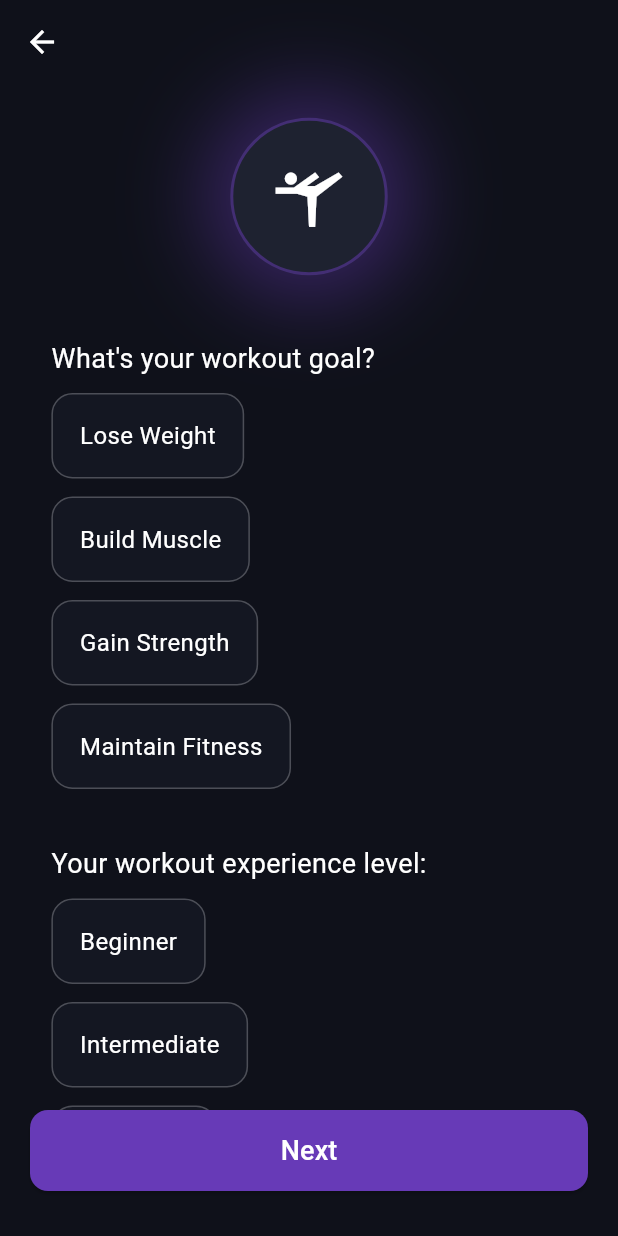
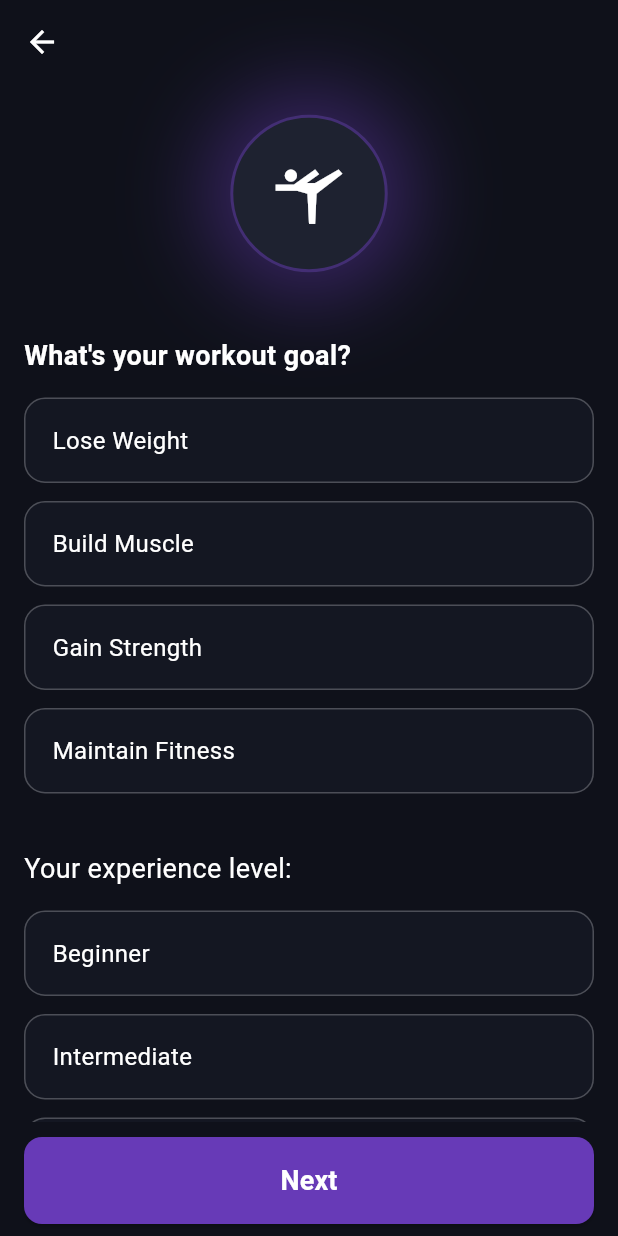
Before and after one commit to Marwan-Mohamed14/AI_Fittness_Trainer, a Flutter app: the WorkoutQuestionsScreen screen opened by its route, on a phone screen of 412 x 824 dp. Run offline on Flutter 3.47's test engine with Material 3 defaults, Android fonts, the phone set to English and light mode, and no system bars; our stand-ins replace fl_chart, flutter_dotenv, flutter_map, flutter_screenutil, geolocator, get and 4 more; accounts and stored records are empty.

Commit message:
Refactor WorkoutQuestionsScreen for responsiveness
Refactored the WorkoutQuestionsScreen to improve responsiveness and UI consistency across device orientations. Introduced a reusable animated icon widget, enhanced the selectable card UI with dynamic sizing and check icons, and streamlined layout logic for both portrait and landscape modes. Cleaned up unused imports and improved code readability.

```diff
--- a/lib/screens/UserDataPages/WorkoutQuestionsScreen.dart
+++ b/lib/screens/UserDataPages/WorkoutQuestionsScreen.dart
@@ -1,13 +1,9 @@
 import 'package:ai_personal_trainer/controllers/Profilecontroller.dart';
 import 'package:flutter/material.dart';
 import 'package:get/get.dart';
-import 'package:get/get_core/src/get_main.dart';
-import '../../models/onboarding_data.dart';
-import 'DietQuestionsScreen.dart';
 import '../../utils/responsive.dart';
 
 class WorkoutQuestionsScreen extends StatefulWidget {
-
   const WorkoutQuestionsScreen({super.key});
 
   @override
@@ -16,7 +12,6 @@ class WorkoutQuestionsScreen extends StatefulWidget {
 
 class _WorkoutQuestionsScreenState extends State<WorkoutQuestionsScreen>
     with SingleTickerProviderStateMixin {
-
   String? selectedGoal;
   String? selectedLevel;
   int? selectedDays;
@@ -27,6 +22,7 @@ class _WorkoutQuestionsScreenState extends State<WorkoutQuestionsScreen>
   late Animation<double> _scaleAnimation;
 
   final ProfileController profileController = Get.put(ProfileController());
+
   @override
   void initState() {
     super.initState();
@@ -51,83 +47,32 @@ class _WorkoutQuestionsScreenState extends State<WorkoutQuestionsScreen>
     super.dispose();
   }
 
-  Widget _buildSelectableCard(String label, bool isSelected, VoidCallback onTap) {
-    return GestureDetector(
-      onTap: onTap,
-      child: AnimatedContainer(
-        duration: const Duration(milliseconds: 250),
-        padding: const EdgeInsets.symmetric(vertical: 16, horizontal: 18),
-        margin: const EdgeInsets.only(bottom: 12),
-        decoration: BoxDecoration(
-          color: isSelected ? const Color(0xFF1A1F2E) : const Color(0xFF141722),
-          borderRadius: BorderRadius.circular(14),
-          border: Border.all(
-            color: isSelected ? Colors.deepPurple : Colors.white24,
-            width: isSelected ? 2 : 1,
-          ),
-        ),
-        child: Text(
-          label,
-          style: TextStyle(
-            color: isSelected ? Colors.deepPurple : Colors.white,
-            fontSize: 16,
-          ),
-        ),
-      ),
-    );
-  }
-
-  @override
-  Widget build(BuildContext context) {
-    final double screenPadding = Responsive.padding(context);
-    final double sectionFontSize = Responsive.fontSize(context, mobile: 12, tablet: 14, desktop: 16);
-    final double titleFontSize = Responsive.fontSize(context, mobile: 24, tablet: 26, desktop: 28);
-    final double buttonFontSize = Responsive.fontSize(context, mobile: 14, tablet: 16, desktop: 18);
-    final double iconSize = Responsive.fontSize(context, mobile: 20, tablet: 22, desktop: 24);
-    final double exerciseIconSize = Responsive.fontSize(context, mobile: 20, tablet: 22, desktop: 24);
-    final double boxPadding = Responsive.padding(context) / 2;
-    final double cardRadius = Responsive.fontSize(context, mobile: 12, tablet: 14, desktop: 16);
-    final double cardSpacing = Responsive.fontSize(context, mobile: 12, tablet: 14, desktop: 16);
-    final double smallSpacing = Responsive.fontSize(context, mobile: 6, tablet: 8, desktop: 10);
-    final double largeSpacing = Responsive.fontSize(context, mobile: 20, tablet: 24, desktop: 28);
-    final double iconCircleSize = Responsive.fontSize(context, mobile: 40, tablet: 44, desktop: 48);
-    final double tutorialFontSize = Responsive.fontSize(context, mobile: 10, tablet: 12, desktop: 14);
-
-    return Scaffold(
-      backgroundColor: const Color(0xFF0F111A),
-      appBar: AppBar(
-        backgroundColor: Colors.transparent,
-        elevation: 0,
-      ),
-      body: SafeArea(
-        child: Padding(
-          padding: const EdgeInsets.symmetric(horizontal: 20, vertical: 10),
-          child: Column(
-            children: [
-
-              AnimatedBuilder(
+  // Refactored Animated Icon to ensure consistency
+  Widget _buildAnimatedIcon(bool isLandscape) {
+    double sizeMultiplier = isLandscape ? 0.7 : 1.0;
+    return AnimatedBuilder(
       animation: _animController,
       builder: (context, child) {
         return Stack(
           alignment: Alignment.center,
           children: [
             Container(
-                        width: 130,
-                        height: 130,
+              width: 130 * sizeMultiplier,
+              height: 130 * sizeMultiplier,
               decoration: BoxDecoration(
                 shape: BoxShape.circle,
                 boxShadow: [
                   BoxShadow(
                     color: Colors.deepPurple.withOpacity(_fadeAnimation.value * 0.6),
-                              blurRadius: 50,
-                              spreadRadius: 3,
+                    blurRadius: 50 * sizeMultiplier,
+                    spreadRadius: 3 * sizeMultiplier,
                   ),
                 ],
               ),
             ),
             Container(
-                        width: 105,
-                        height: 105,
+              width: 105 * sizeMultiplier,
+              height: 105 * sizeMultiplier,
               decoration: BoxDecoration(
                 shape: BoxShape.circle,
                 color: const Color(0xFF1E2230),
@@ -138,8 +83,8 @@ class _WorkoutQuestionsScreenState extends State<WorkoutQuestionsScreen>
               ),
             ),
             Transform.scale(
-                        scale: _scaleAnimation.value,
-                        child: const Icon(
+              scale: _scaleAnimation.value * sizeMultiplier,
+              child: Icon(
                 Icons.sports_gymnastics,
                 size: 48,
                 color: Colors.white,
@@ -148,151 +93,181 @@ class _WorkoutQuestionsScreenState extends State<WorkoutQuestionsScreen>
           ],
         );
       },
+    );
+  }
+
+  Widget _buildSelectableCard(String label, bool isSelected, VoidCallback onTap) {
+    return GestureDetector(
+      onTap: onTap,
+      child: AnimatedContainer(
+        duration: const Duration(milliseconds: 250),
+        padding: EdgeInsets.symmetric(
+          vertical: Responsive.spacing(context, mobile: 16, tablet: 18, desktop: 20),
+          horizontal: Responsive.spacing(context, mobile: 18, tablet: 20, desktop: 22),
         ),
+        margin: EdgeInsets.only(
+          bottom: Responsive.spacing(context, mobile: 12, tablet: 14, desktop: 16),
+        ),
+        decoration: BoxDecoration(
+          color: isSelected ? const Color(0xFF1A1F2E) : const Color(0xFF141722),
+          borderRadius: BorderRadius.circular(
+            Responsive.borderRadius(context, mobile: 14, tablet: 16, desktop: 18),
+          ),
+          border: Border.all(
+            color: isSelected ? Colors.deepPurple : Colors.white24,
+            width: isSelected ? 2 : 1,
+          ),
+        ),
+        child: Row(
+          mainAxisAlignment: MainAxisAlignment.spaceBetween,
+          children: [
+            Text(
+              label,
+              style: TextStyle(
+                color: isSelected ? Colors.deepPurple : Colors.white,
+                fontSize: Responsive.fontSize(context, mobile: 16, tablet: 17, desktop: 18),
+              ),
+            ),
+            if (isSelected)
+              const Icon(Icons.check_circle, color: Colors.deepPurple, size: 20),
+          ],
+        ),
+      ),
+    );
+  }
 
-              const SizedBox(height: 30),
+  @override
+  Widget build(BuildContext context) {
+    return Scaffold(
+      backgroundColor: const Color(0xFF0F111A),
+      appBar: AppBar(
+        backgroundColor: Colors.transparent,
+        elevation: 0,
+        centerTitle: true,
+        // foregroundColor forces the back button and all items to white
+        foregroundColor: Colors.white,
+        iconTheme: const IconThemeData(color: Colors.white),
+      ),
+      body: SafeArea(
+        child: OrientationBuilder(
+          builder: (context, orientation) {
+            final isLandscape = orientation == Orientation.landscape;
+            final padding = Responsive.padding(context);
 
+            return Padding(
+              padding: EdgeInsets.symmetric(
+                horizontal: padding,
+                vertical: padding * 0.5,
+              ),
+              child: Column(
+                children: [
+                  // Portrait Icon
+                  if (!isLandscape) ...[
+                    _buildAnimatedIcon(false),
+                    SizedBox(height: Responsive.spacing(context, mobile: 30, tablet: 20)),
+                  ],
 
                   Expanded(
                     child: SingleChildScrollView(
                       physics: const BouncingScrollPhysics(),
+                      child: SizedBox(
+                        width: double.infinity, // Forces column to take full width for centering
                         child: Column(
-                    crossAxisAlignment: CrossAxisAlignment.start,
+                          crossAxisAlignment: isLandscape
+                              ? CrossAxisAlignment.center
+                              : CrossAxisAlignment.start,
                           children: [
-                      // GOAL
-                      const Text("What's your workout goal?",
-                          style: TextStyle(color: Colors.white, fontSize: 18)),
-                      const SizedBox(height: 10),
+                            // Landscape Icon centered
+                            if (isLandscape) ...[
+                              _buildAnimatedIcon(true),
+                              const SizedBox(height: 20),
+                            ],
 
-                      _buildSelectableCard(
-                          "Lose Weight",
-                          selectedGoal == "Lose Weight",
-                          () => setState(() => selectedGoal = "Lose Weight")),
-
-                      _buildSelectableCard(
-                          "Build Muscle",
-                          selectedGoal == "Build Muscle",
-                          () => setState(() => selectedGoal = "Build Muscle")),
-
-                      _buildSelectableCard(
-                          "Gain Strength",
-                          selectedGoal == "Gain Strength",
-                          () => setState(() => selectedGoal = "Gain Strength")),
-
-                      _buildSelectableCard(
-                          "Maintain Fitness",
-                          selectedGoal == "Maintain Fitness",
-                          () => setState(() => selectedGoal = "Maintain Fitness")),
+                            Text(
+                              "What's your workout goal?",
+                              style: TextStyle(
+                                color: Colors.white,
+                                fontWeight: FontWeight.bold,
+                                fontSize: Responsive.fontSize(context, mobile: 18, desktop: 20),
+                              ),
+                            ),
+                            const SizedBox(height: 15),
+                            _buildSelectableCard("Lose Weight", selectedGoal == "Lose Weight", () => setState(() => selectedGoal = "Lose Weight")),
+                            _buildSelectableCard("Build Muscle", selectedGoal == "Build Muscle", () => setState(() => selectedGoal = "Build Muscle")),
+                            _buildSelectableCard("Gain Strength", selectedGoal == "Gain Strength", () => setState(() => selectedGoal = "Gain Strength")),
+                            _buildSelectableCard("Maintain Fitness", selectedGoal == "Maintain Fitness", () => setState(() => selectedGoal = "Maintain Fitness")),
 
                             const SizedBox(height: 25),
-
-
-                      const Text("Your workout experience level:",
-                          style: TextStyle(color: Colors.white, fontSize: 18)),
-                      const SizedBox(height: 10),
-
-                      _buildSelectableCard(
-                          "Beginner",
-                          selectedLevel == "Beginner",
-                          () => setState(() => selectedLevel = "Beginner")),
-
-                      _buildSelectableCard(
-                          "Intermediate",
-                          selectedLevel == "Intermediate",
-                          () => setState(() => selectedLevel = "Intermediate")),
-
-                      _buildSelectableCard(
-                          "Advanced",
-                          selectedLevel == "Advanced",
-                          () => setState(() => selectedLevel = "Advanced")),
+                            Text(
+                              "Your experience level:",
+                              style: TextStyle(color: Colors.white, fontSize: Responsive.fontSize(context, mobile: 18)),
+                            ),
+                            const SizedBox(height: 15),
+                            _buildSelectableCard("Beginner", selectedLevel == "Beginner", () => setState(() => selectedLevel = "Beginner")),
+                            _buildSelectableCard("Intermediate", selectedLevel == "Intermediate", () => setState(() => selectedLevel = "Intermediate")),
+                            _buildSelectableCard("Advanced", selectedLevel == "Advanced", () => setState(() => selectedLevel = "Advanced")),
 
                             const SizedBox(height: 25),
-
-                      // DAYS PER WEEK
-                      const Text("How many days do you want to train?",
-                          style: TextStyle(color: Colors.white, fontSize: 18)),
-                      const SizedBox(height: 10),
-
-                      Wrap(
+                            Text(
+                              "Training days per week:",
+                              style: TextStyle(color: Colors.white, fontSize: Responsive.fontSize(context, mobile: 18)),
+                            ),
+                            const SizedBox(height: 15),
+                            Center( // Centers the Wrap in landscape
+                              child: Wrap(
                                 spacing: 10,
                                 runSpacing: 10,
                                 children: List.generate(6, (i) {
                                   int day = i + 1;
+                                  bool isDaySelected = selectedDays == day;
                                   return GestureDetector(
                                     onTap: () => setState(() => selectedDays = day),
                                     child: AnimatedContainer(
-                              duration: const Duration(milliseconds: 250),
-                              padding: const EdgeInsets.symmetric(vertical: 10, horizontal: 16),
+                                      duration: const Duration(milliseconds: 200),
+                                      padding: const EdgeInsets.symmetric(vertical: 12, horizontal: 20),
                                       decoration: BoxDecoration(
-                                color: selectedDays == day
-                                    ? const Color(0xFF1A1F2E)
-                                    : const Color(0xFF141722),
+                                        color: isDaySelected ? const Color(0xFF1A1F2E) : const Color(0xFF141722),
                                         borderRadius: BorderRadius.circular(12),
-                                border: Border.all(
-                                  color: selectedDays == day
-                                      ? Colors.deepPurple
-                                      : Colors.white24,
-                                  width: 1.5,
+                                        border: Border.all(color: isDaySelected ? Colors.deepPurple : Colors.white24),
                                       ),
-                              ),
-                              child: Text(
-                                "$day Days",
-                                style: TextStyle(
-                                    color: selectedDays == day
-                                        ? Colors.deepPurple
-                                        : Colors.white),
-                              ),
+                                      child: Text("$day Days", style: TextStyle(color: isDaySelected ? Colors.deepPurple : Colors.white)),
                                     ),
                                   );
                                 }),
                               ),
+                            ),
 
                             const SizedBox(height: 25),
-
-
-                      const Text("Where do you want to train?",
-                          style: TextStyle(color: Colors.white, fontSize: 18)),
-                      const SizedBox(height: 10),
-
-                      _buildSelectableCard(
-                          "Gym",
-                          selectedLocation == "Gym",
-                          () => setState(() => selectedLocation = "Gym")),
-
-                      _buildSelectableCard(
-                          "Home",
-                          selectedLocation == "Home",
-                          () => setState(() => selectedLocation = "Home")),
-
-                      const SizedBox(height: 30),
+                            Text(
+                              "Where do you want to train?",
+                              style: TextStyle(color: Colors.white, fontSize: Responsive.fontSize(context, mobile: 18)),
+                            ),
+                            const SizedBox(height: 15),
+                            _buildSelectableCard("Gym", selectedLocation == "Gym", () => setState(() => selectedLocation = "Gym")),
+                            _buildSelectableCard("Home", selectedLocation == "Home", () => setState(() => selectedLocation = "Home")),
+                            const SizedBox(height: 100), // Space for bottom button
                           ],
                         ),
                       ),
                     ),
+                  ),
 
-
-              SizedBox(
+                  // Fixed Bottom Button
+                  Padding(
+                    padding: const EdgeInsets.only(top: 10),
+                    child: SizedBox(
                       width: double.infinity,
                       child: ElevatedButton(
                         style: ElevatedButton.styleFrom(
                           backgroundColor: Colors.deepPurple,
-                      padding: const EdgeInsets.symmetric(vertical: 14),
-                      shape: RoundedRectangleBorder(
-                          borderRadius: BorderRadius.circular(12))),
+                          padding: const EdgeInsets.symmetric(vertical: 16),
+                          shape: RoundedRectangleBorder(borderRadius: BorderRadius.circular(12)),
+                        ),
                         onPressed: () {
-  if (selectedGoal == null ||
-      selectedLevel == null ||
-      selectedDays == null ||
-      selectedLocation == null) {
-    Get.snackbar(
-      "Error",
-      "Please fill all fields",
-      backgroundColor: Colors.red.withOpacity(0.7),
-      colorText: Colors.white,
-    );
+                          if (selectedGoal == null || selectedLevel == null || selectedDays == null || selectedLocation == null) {
+                            Get.snackbar("Error", "Please fill all fields", backgroundColor: Colors.redAccent, colorText: Colors.white);
                             return;
                           }
-
                           profileController.saveWorkoutData(
                             goal: selectedGoal!,
                             level: selectedLevel!,
@@ -300,14 +275,14 @@ class _WorkoutQuestionsScreenState extends State<WorkoutQuestionsScreen>
                             location: selectedLocation!,
                           );
                         },
-                  child: const Text("Next",
-                      style: TextStyle(color: Colors.white, fontSize: 18)),
+                        child: const Text("Next", style: TextStyle(color: Colors.white, fontSize: 18, fontWeight: FontWeight.bold)),
                       ),
                     ),
-
-              const SizedBox(height: 20),
+                  ),
                 ],
               ),
+            );
+          },
         ),
       ),
     );
```
Lines whose indentation alone changed are shown as unchanged.
